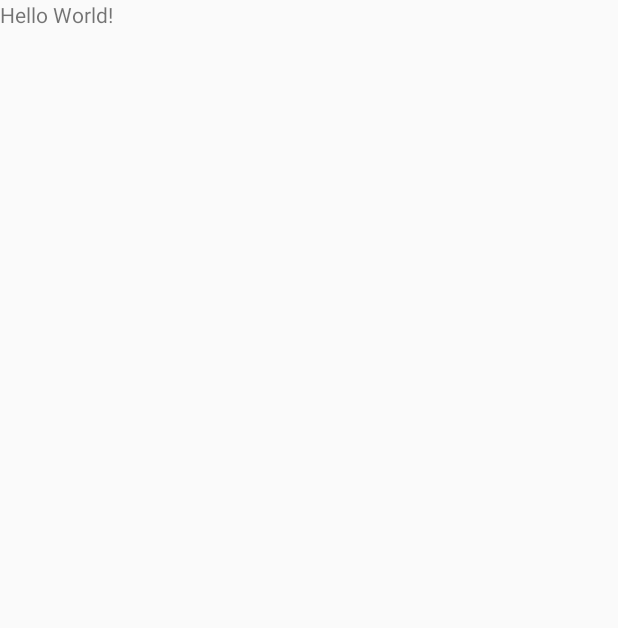
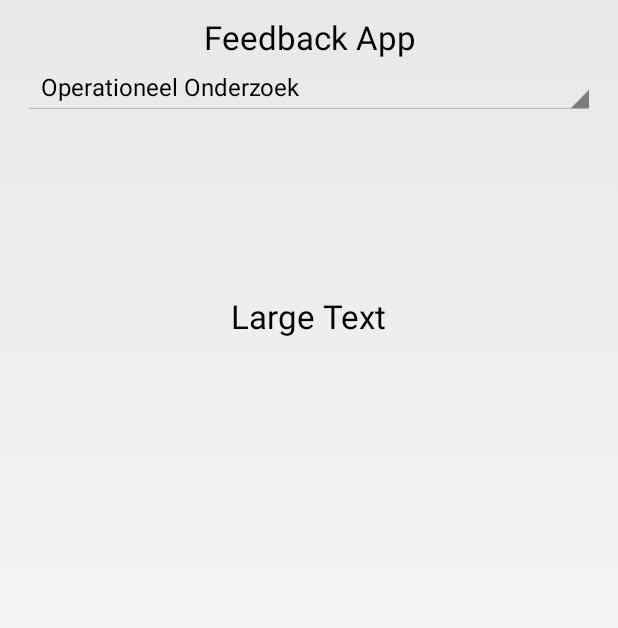
Before and after one commit to KennyDeblaere/Android-Coaching-app, an Android app: the screen it shows after launch (MainActivity), on a phone screen of 412 x 824 dp. Before the commit the part shown is almost empty. Shown: the top 628 px of the screen. Run offline under Robolectric (Android 15) with nearby library versions, the phone set to English and light mode, and no system bars.

Commit message:
Spinner, nog geen functionaliteit en fullscreen

```diff
--- a/FeedbackApp/app/src/main/AndroidManifest.xml
+++ b/FeedbackApp/app/src/main/AndroidManifest.xml
@@ -11,7 +11,7 @@
         <activity
             android:name=".MainActivity"
             android:label="@string/app_name"
-            android:theme="@style/AppTheme.NoActionBar">
+            android:theme="@android:style/Theme.Holo.Light.NoActionBar.Fullscreen">
             <intent-filter>
                 <action android:name="android.intent.action.MAIN" />
 
--- a/FeedbackApp/app/src/main/java/be/howest/deblaere/kenny/feedbackapp/MainActivity.java
+++ b/FeedbackApp/app/src/main/java/be/howest/deblaere/kenny/feedbackapp/MainActivity.java
@@ -1,5 +1,6 @@
 package be.howest.deblaere.kenny.feedbackapp;
 
+import android.app.Activity;
 import android.os.Bundle;
 import android.support.design.widget.FloatingActionButton;
 import android.support.design.widget.Snackbar;
@@ -8,13 +9,23 @@ import android.support.v7.widget.Toolbar;
 import android.view.View;
 import android.view.Menu;
 import android.view.MenuItem;
+import android.widget.ArrayAdapter;
+import android.widget.Spinner;
 
-public class MainActivity extends AppCompatActivity {
+public class MainActivity extends Activity {
+    private Spinner courseSpinner;
 
     @Override
     protected void onCreate(Bundle savedInstanceState) {
         super.onCreate(savedInstanceState);
         setContentView(R.layout.activity_main);
+        courseSpinner = (Spinner) findViewById(R.id.course_spinner);
+        fillSpinner();
+    }
 
+    private void fillSpinner(){
+        ArrayAdapter<CharSequence> adapter = ArrayAdapter.createFromResource(this, R.array.courses, android.R.layout.simple_spinner_item);
+        adapter.setDropDownViewResource(android.R.layout.simple_spinner_dropdown_item);
+        courseSpinner.setAdapter(adapter);
     }
 }
--- a/FeedbackApp/app/src/main/res/layout/activity_main.xml
+++ b/FeedbackApp/app/src/main/res/layout/activity_main.xml
@@ -8,5 +8,31 @@
     <TextView
         android:layout_width="match_parent"
         android:layout_height="wrap_content"
-        android:text="Hello World!"/>
+        android:textAppearance="?android:attr/textAppearanceLarge"
+        android:id="@+id/titlebar"
+        android:layout_marginTop="10dp"
+        android:layout_marginLeft="5dp"
+        android:layout_marginRight="5dp"
+        android:layout_marginBottom="10dp"
+        android:gravity="center"
+        android:text="@string/app_name"/>
+    <Spinner
+        android:id="@+id/course_spinner"
+        android:layout_width="match_parent"
+        android:layout_height="wrap_content"
+        android:layout_marginTop="40dp"
+        android:layout_marginLeft="15dp"
+        android:layout_marginRight="15dp"
+        android:gravity="center"
+        />
+
+    <TextView
+        android:layout_width="wrap_content"
+        android:layout_height="wrap_content"
+        android:textAppearance="?android:attr/textAppearanceLarge"
+        android:text="Large Text"
+        android:id="@+id/selected"
+        android:layout_below="@+id/course_spinner"
+        android:layout_centerHorizontal="true"
+        android:layout_marginTop="119dp" />
 </RelativeLayout>
--- a/FeedbackApp/app/src/main/res/values/strings.xml
+++ b/FeedbackApp/app/src/main/res/values/strings.xml
@@ -1,4 +1,18 @@
 <resources>
     <string name="app_name">Feedback App</string>
     <string name="action_settings">Settings</string>
+    <string-array name="courses">
+        <item>Operationeel Onderzoek</item>
+        <item>Java EE</item>
+        <item>Linux Server</item>
+        <item>Node.js</item>
+        <item>VMWare</item>
+        <item>IT Governance</item>
+        <item>Internet of Things</item>
+        <item>Native Mobile Apps</item>
+        <item>Professionele Communicatie</item>
+        <item>Cloud Development</item>
+        <item>User Experience Design</item>
+        <item>Project</item>
+    </string-array>
 </resources>
```
Also changed, not shown: 2 other files.
